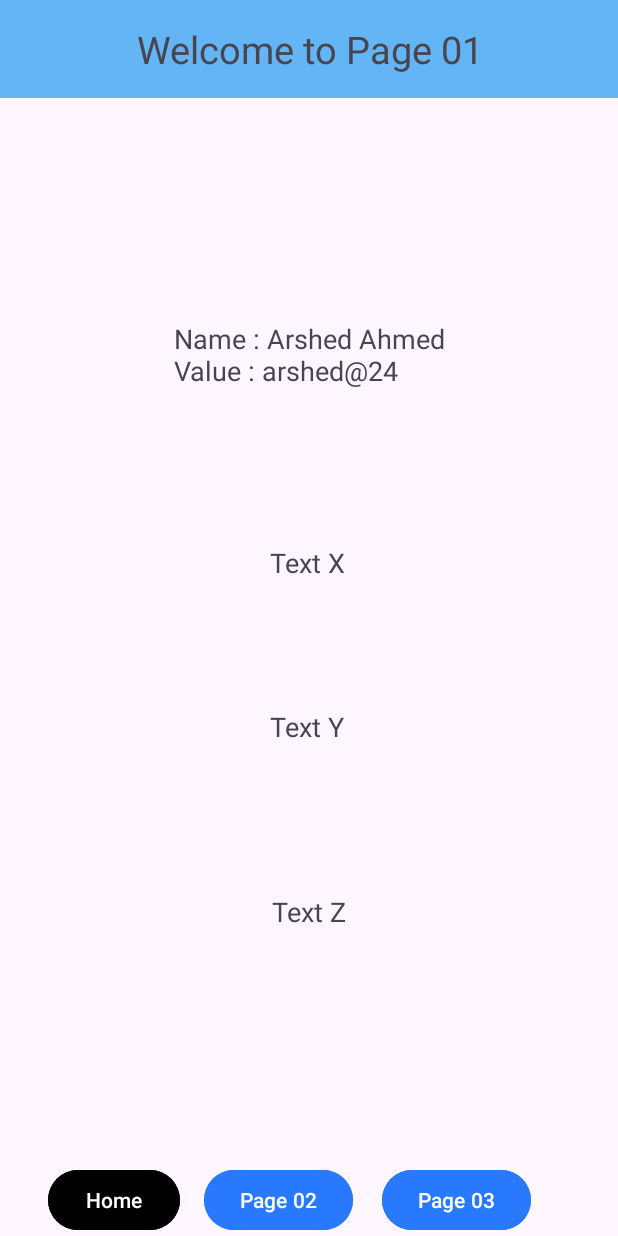
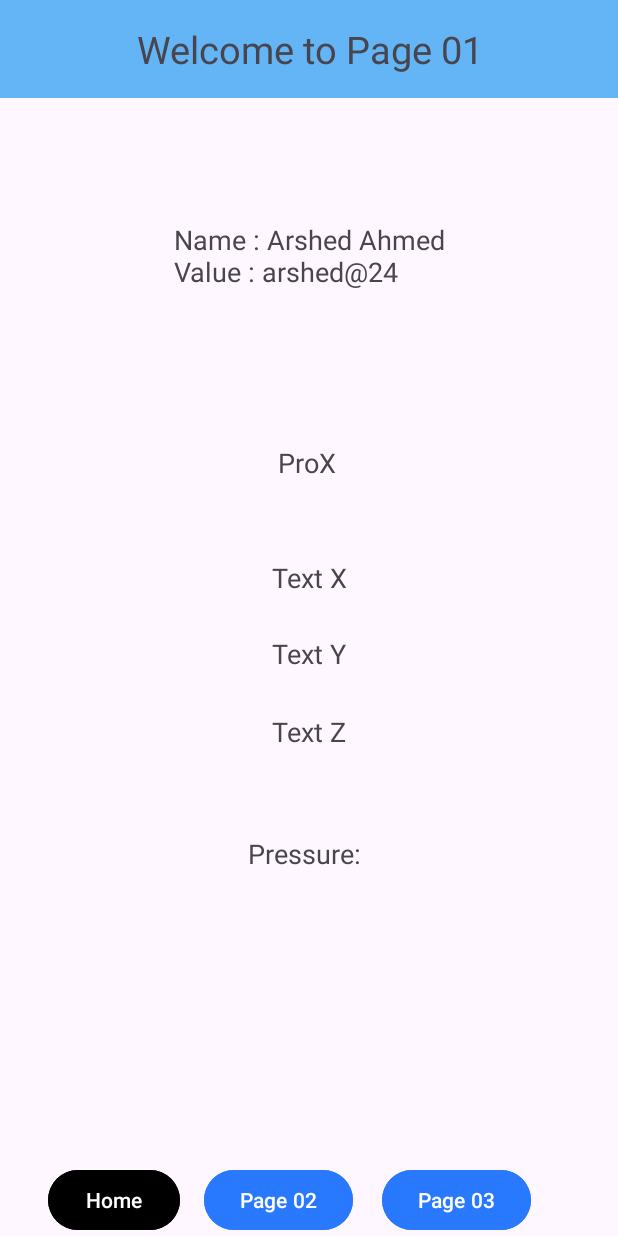
Before and after one commit to arshedgithub/Java-Mobile-App-1, an Android app: the Page01 screen opened directly, with no data from a screen before it, on a phone screen of 412 x 824 dp. Run offline under Robolectric (Android 15) with nearby library versions, the light colour scheme and no system bars.

Commit message:
add pressure & proximity sensor

```diff
--- a/app/src/main/AndroidManifest.xml
+++ b/app/src/main/AndroidManifest.xml
@@ -3,6 +3,8 @@
     xmlns:tools="http://schemas.android.com/tools">
 
     <uses-permission android:name="android.hardware.sensor.accelorometer" android:required="true" />
+    <uses-permission android:name="android.hardware.sensor.proximity" android:required="true" />
+    <uses-permission android:name="android.hardware.sensor.barometer" android:required="true" />
 
     <application
         android:allowBackup="true"
--- a/app/src/main/java/com/example/mad1/Page01.java
+++ b/app/src/main/java/com/example/mad1/Page01.java
@@ -2,7 +2,6 @@ package com.example.mad1;
 
 import android.content.Context;
 import android.content.Intent;
-import android.content.SharedPreferences;
 import android.database.Cursor;
 import android.database.sqlite.SQLiteDatabase;
 import android.graphics.Color;
@@ -29,12 +28,16 @@ public class Page01 extends AppCompatActivity implements SensorEventListener {
     Button btn_third;
     TextView txtHeader;
     TextView txtUserPg1;
+    TextView txtProx;
+    TextView txtBaro;
     TextView txtXPg1;
     TextView txtYPg1;
     TextView txtZPg1;
 
     private SensorManager sensorManager;
     private Sensor accelorometer;
+    private Sensor proximity;
+    private Sensor barometer;
 
     @Override
     protected void onCreate(Bundle savedInstanceState) {
@@ -47,13 +50,22 @@ public class Page01 extends AppCompatActivity implements SensorEventListener {
         btn_third = findViewById(R.id.btn_pg_1_3);
         txtHeader = findViewById(R.id.page_1_head);
         txtUserPg1 = findViewById(R.id.txtuser_content_pg_1);
+        txtProx = findViewById(R.id.txtProx_pg_1);
+        txtBaro = findViewById(R.id.txtbaro_content_pg_1);
         txtXPg1 = findViewById(R.id.txtx_content_pg_1);
         txtYPg1 = findViewById(R.id.txty_content_pg_1);
         txtZPg1 = findViewById(R.id.txtz_content_pg_1);
 
         sensorManager = (SensorManager) getSystemService(Context.SENSOR_SERVICE);
+
         accelorometer = sensorManager.getDefaultSensor(Sensor.TYPE_ACCELEROMETER);
         sensorManager.registerListener((SensorEventListener) this, accelorometer, SensorManager.SENSOR_DELAY_NORMAL);
+
+        proximity = sensorManager.getDefaultSensor(Sensor.TYPE_PROXIMITY);
+        sensorManager.registerListener((SensorEventListener) this, proximity, SensorManager.SENSOR_DELAY_NORMAL);
+
+        barometer = sensorManager.getDefaultSensor(Sensor.TYPE_PRESSURE);
+        sensorManager.registerListener((SensorEventListener) this, barometer, SensorManager.SENSOR_DELAY_GAME);
 
         DatabaseHelper dbhelper = new DatabaseHelper(this);
         SQLiteDatabase database = dbhelper.getReadableDatabase();
@@ -97,7 +109,19 @@ public class Page01 extends AppCompatActivity implements SensorEventListener {
     public void onSensorChanged(SensorEvent event) {
         switch (event.sensor.getType()){
             case Sensor.TYPE_ACCELEROMETER: acceleroMeterFunc(event); break;
+            case Sensor.TYPE_PROXIMITY: proximityFunc(event); break;
+            case Sensor.TYPE_PRESSURE: barometerFunc(event); break;
         }
+    }
+
+    private void proximityFunc(SensorEvent event) {
+        float prox = event.values[0];
+        txtProx.setText("Proximity Value: " + prox);
+    }
+
+    private void barometerFunc(SensorEvent event) {
+        float baroValue = event.values[0];
+        txtBaro.setText("Barometer Value: " + baroValue);
     }
 
     private void acceleroMeterFunc(SensorEvent event) {
@@ -110,7 +134,6 @@ public class Page01 extends AppCompatActivity implements SensorEventListener {
 
         if (Build.VERSION.SDK_INT >= Build.VERSION_CODES.O) {
             txtHeader.setBackgroundColor(Color.rgb(x, y, z));
-//            getWindow().getDecorView().setBackgroundColor(Color.rgb(x, y, z));
         }
     }
 
--- a/app/src/main/res/layout/activity_page01.xml
+++ b/app/src/main/res/layout/activity_page01.xml
@@ -32,7 +32,21 @@
         app:layout_constraintLeft_toLeftOf="parent"
         app:layout_constraintRight_toRightOf="parent"
         app:layout_constraintTop_toTopOf="parent"
-        app:layout_constraintVertical_bias="0.205" />
+        app:layout_constraintVertical_bias="0.112" />
+
+    <TextView
+        android:id="@+id/txtProx_pg_1"
+        android:layout_width="wrap_content"
+        android:layout_height="wrap_content"
+        android:layout_marginTop="68dp"
+        android:text="ProX"
+        android:textSize="18sp"
+        app:layout_constraintBottom_toBottomOf="parent"
+        app:layout_constraintHorizontal_bias="0.497"
+        app:layout_constraintLeft_toLeftOf="parent"
+        app:layout_constraintRight_toRightOf="parent"
+        app:layout_constraintTop_toTopOf="parent"
+        app:layout_constraintVertical_bias="0.312" />
 
     <TextView
         android:id="@+id/txtx_content_pg_1"
@@ -42,11 +56,11 @@
         android:text="Text X"
         android:textSize="18sp"
         app:layout_constraintBottom_toBottomOf="parent"
-        app:layout_constraintHorizontal_bias="0.498"
+        app:layout_constraintHorizontal_bias="0.501"
         app:layout_constraintLeft_toLeftOf="parent"
         app:layout_constraintRight_toRightOf="parent"
         app:layout_constraintTop_toTopOf="parent"
-        app:layout_constraintVertical_bias="0.403" />
+        app:layout_constraintVertical_bias="0.417" />
 
     <TextView
         android:id="@+id/txty_content_pg_1"
@@ -56,11 +70,10 @@
         android:text="Text Y"
         android:textSize="18sp"
         app:layout_constraintBottom_toBottomOf="parent"
-        app:layout_constraintHorizontal_bias="0.497"
         app:layout_constraintLeft_toLeftOf="parent"
         app:layout_constraintRight_toRightOf="parent"
         app:layout_constraintTop_toTopOf="parent"
-        app:layout_constraintVertical_bias="0.552" />
+        app:layout_constraintVertical_bias="0.486" />
 
     <TextView
         android:id="@+id/txtz_content_pg_1"
@@ -73,7 +86,21 @@
         app:layout_constraintLeft_toLeftOf="parent"
         app:layout_constraintRight_toRightOf="parent"
         app:layout_constraintTop_toTopOf="parent"
-        app:layout_constraintVertical_bias="0.721" />
+        app:layout_constraintVertical_bias="0.557" />
+
+    <TextView
+        android:id="@+id/txtbaro_content_pg_1"
+        android:layout_width="wrap_content"
+        android:layout_height="wrap_content"
+        android:layout_marginTop="68dp"
+        android:text="Pressure: "
+        android:textSize="18sp"
+        app:layout_constraintBottom_toBottomOf="parent"
+        app:layout_constraintHorizontal_bias="0.498"
+        app:layout_constraintLeft_toLeftOf="parent"
+        app:layout_constraintRight_toRightOf="parent"
+        app:layout_constraintTop_toTopOf="parent"
+        app:layout_constraintVertical_bias="0.668" />
 
     <Button
         android:id="@+id/btn_pg_1_home"
```
